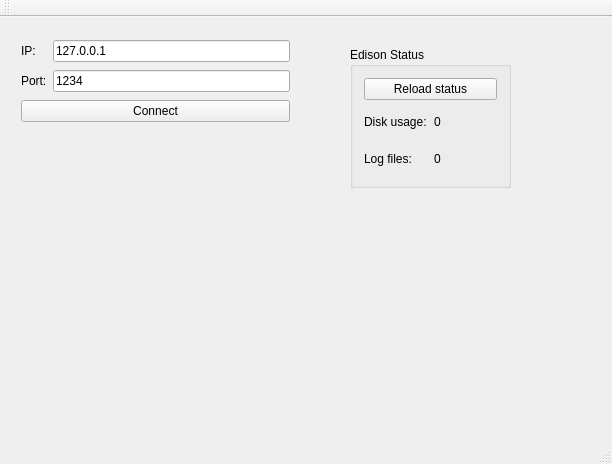
The window that diagnostic/ui/mainwindow.ui (klonage/snowcookie) describes before a commit, drawn with Qt 5.
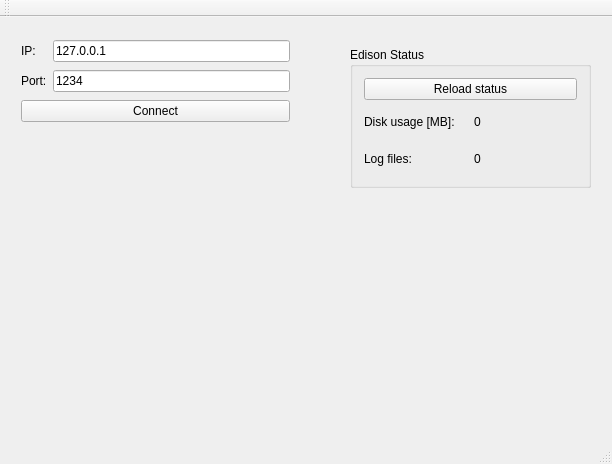
The same window after the commit.

```diff
--- a/diagnostic/ui/mainwindow.ui
+++ b/diagnostic/ui/mainwindow.ui
@@ -66,7 +66,7 @@
      <rect>
       <x>350</x>
       <y>30</y>
-      <width>161</width>
+      <width>241</width>
       <height>141</height>
      </rect>
     </property>
@@ -86,7 +86,7 @@
        <item row="1" column="0">
         <widget class="QLabel" name="label_3">
          <property name="text">
-          <string>Disk usage:</string>
+          <string>Disk usage [MB]:</string>
          </property>
         </widget>
        </item>
```
